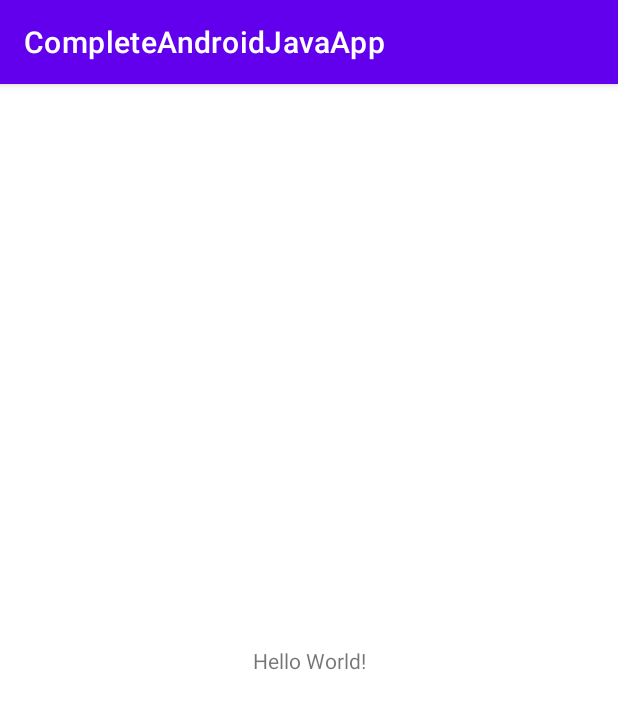
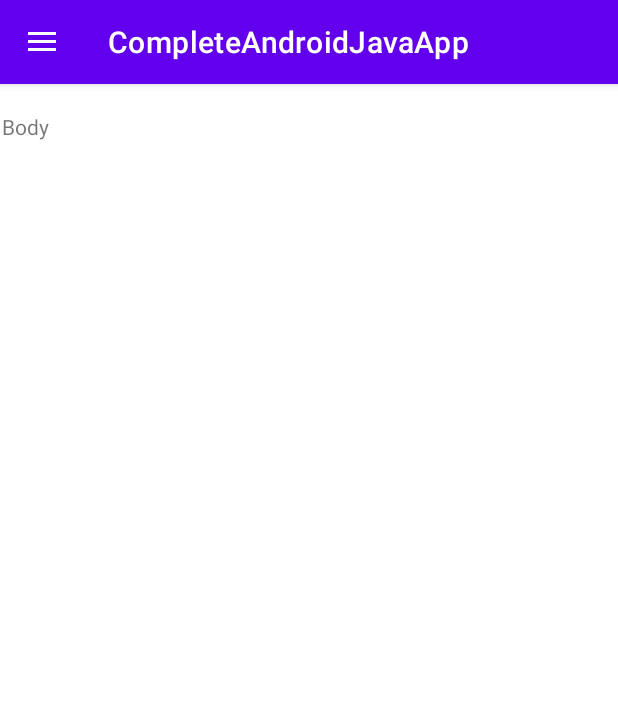
Before and after one commit to ntshTiwari/CompleteAndroidJavaApp, an Android app: the screen it shows after launch (MainActivity), on a phone screen of 412 x 824 dp. Shown: the top 709 px of the screen. Run offline under Robolectric (Android 15) with nearby library versions, the phone set to English and light mode, and no system bars.

Commit message:
feat: added drawer ui, and code to open and close it

```diff
--- a/app/build.gradle
+++ b/app/build.gradle
@@ -4,7 +4,7 @@ plugins {
 
 android {
     namespace 'com.example.completeandroidjavaapp'
-    compileSdk 32
+    compileSdk 33
 
     defaultConfig {
         applicationId "com.example.completeandroidjavaapp"
@@ -26,6 +26,11 @@ android {
         sourceCompatibility JavaVersion.VERSION_1_8
         targetCompatibility JavaVersion.VERSION_1_8
     }
+
+    buildFeatures{
+        viewBinding = true
+        dataBinding = true
+    }
 }
 
 dependencies {
--- a/app/src/main/java/com/example/completeandroidjavaapp/MainActivity.java
+++ b/app/src/main/java/com/example/completeandroidjavaapp/MainActivity.java
@@ -1,14 +1,53 @@
 package com.example.completeandroidjavaapp;
 
+import androidx.annotation.NonNull;
+import androidx.appcompat.app.ActionBarDrawerToggle;
 import androidx.appcompat.app.AppCompatActivity;
+import androidx.drawerlayout.widget.DrawerLayout;
 
 import android.os.Bundle;
+import android.view.MenuItem;
+
+import com.example.completeandroidjavaapp.databinding.ActivityMainBinding;
 
 public class MainActivity extends AppCompatActivity {
+
+    ActivityMainBinding binding;
+    DrawerLayout drawer;
+    ActionBarDrawerToggle actionBarDrawerToggle;
 
     @Override
     protected void onCreate(Bundle savedInstanceState) {
         super.onCreate(savedInstanceState);
-        setContentView(R.layout.activity_main);
+
+        binding = ActivityMainBinding.inflate(getLayoutInflater());
+        setContentView(binding.getRoot());
+
+        drawer = binding.mainDrawer;
+
+        /// we attach the current activity to the ActionBar drawer
+        actionBarDrawerToggle = new ActionBarDrawerToggle(this, drawer, R.string.nav_open, R.string.nav_close);
+
+        /// adding this, adds support for the drawer to change to back arrow when drawer is opened
+        drawer.addDrawerListener(actionBarDrawerToggle);
+        actionBarDrawerToggle.syncState();
+
+        /// adding this makes the drawer icon visible
+        getSupportActionBar().setDisplayHomeAsUpEnabled(true);
+    }
+
+    /// adding this opens the drawer when the drawer icon is clicked
+    @Override
+    public boolean onOptionsItemSelected(@NonNull MenuItem item) {
+        if(actionBarDrawerToggle.onOptionsItemSelected(item)){
+            return true;
+        }
+        return super.onOptionsItemSelected(item);
+    }
+
+    @Override
+    protected void onDestroy() {
+        binding = null;
+        super.onDestroy();
     }
 }
--- a/app/src/main/res/layout/activity_main.xml
+++ b/app/src/main/res/layout/activity_main.xml
@@ -6,13 +6,28 @@
     android:layout_height="match_parent"
     tools:context=".MainActivity">
 
-    <TextView
-        android:layout_width="wrap_content"
-        android:layout_height="wrap_content"
-        android:text="Hello World!"
+    <androidx.drawerlayout.widget.DrawerLayout
+        android:id="@+id/main_drawer"
+        android:layout_width="match_parent"
+        android:layout_height="match_parent"
         app:layout_constraintBottom_toBottomOf="parent"
         app:layout_constraintEnd_toEndOf="parent"
         app:layout_constraintStart_toStartOf="parent"
-        app:layout_constraintTop_toTopOf="parent" />
+        app:layout_constraintTop_toTopOf="parent">
+
+        <include
+            layout="@layout/activity_main_body"
+            android:layout_width="match_parent"
+            android:layout_height="match_parent" />
+
+        <com.google.android.material.navigation.NavigationView
+            android:id="@+id/drawer_nav_view"
+            android:layout_width="wrap_content"
+            android:layout_height="match_parent"
+            app:menu="@menu/drawer_items"
+            android:layout_gravity="start"/>
+
+
+    </androidx.drawerlayout.widget.DrawerLayout>
 
 </androidx.constraintlayout.widget.ConstraintLayout>
--- /dev/null
+++ b/app/src/main/res/layout/activity_main_body.xml
@@ -0,0 +1,19 @@
+<?xml version="1.0" encoding="utf-8"?>
+<androidx.constraintlayout.widget.ConstraintLayout xmlns:android="http://schemas.android.com/apk/res/android"
+    xmlns:app="http://schemas.android.com/apk/res-auto"
+    android:layout_width="match_parent"
+    android:layout_height="match_parent">
+
+    <TextView
+        android:layout_width="wrap_content"
+        android:layout_height="wrap_content"
+        android:layout_marginStart="1dp"
+        android:layout_marginEnd="379dp"
+        android:layout_marginBottom="712dp"
+        android:text="Body"
+        app:layout_constraintBottom_toBottomOf="parent"
+        app:layout_constraintEnd_toEndOf="parent"
+        app:layout_constraintStart_toStartOf="parent"
+        app:layout_constraintTop_toTopOf="parent" />
+
+</androidx.constraintlayout.widget.ConstraintLayout>
--- /dev/null
+++ b/app/src/main/res/menu/drawer_items.xml
@@ -0,0 +1,5 @@
+<?xml version="1.0" encoding="utf-8"?>
+<menu xmlns:android="http://schemas.android.com/apk/res/android">
+    <item android:title="First item"/>
+    <item android:title="Second item"/>
+</menu>
--- a/app/src/main/res/values/strings.xml
+++ b/app/src/main/res/values/strings.xml
@@ -1,3 +1,6 @@
 <resources>
     <string name="app_name">CompleteAndroidJavaApp</string>
+
+    <string name="nav_open">Open</string>
+    <string name="nav_close">Close</string>
 </resources>
```
